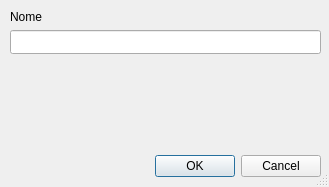
Old version of the form dialogs/point.ui in the repository cragapito/qtkamal.
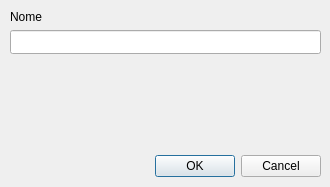
New version of the form. Icons and pictures are not drawn. Custom widgets are drawn as their Qt base class.

What changed in the file:
```diff
--- a/dialogs/point.ui
+++ b/dialogs/point.ui
@@ -6,7 +6,7 @@
    <rect>
     <x>0</x>
     <y>0</y>
-    <width>329</width>
+    <width>330</width>
     <height>187</height>
    </rect>
   </property>
@@ -16,6 +16,18 @@
     <verstretch>0</verstretch>
    </sizepolicy>
   </property>
+  <property name="minimumSize">
+   <size>
+    <width>330</width>
+    <height>187</height>
+   </size>
+  </property>
+  <property name="maximumSize">
+   <size>
+    <width>330</width>
+    <height>187</height>
+   </size>
+  </property>
   <property name="windowTitle">
    <string>Ponto</string>
   </property>
@@ -23,9 +35,6 @@
    <iconset resource="../res.qrc">
     <normaloff>:/icon/res/Earth-Scan-icon.png</normaloff>:/icon/res/Earth-Scan-icon.png</iconset>
   </property>
-  <property name="sizeGripEnabled">
-   <bool>true</bool>
-  </property>
   <widget class="QDialogButtonBox" name="buttonBox">
    <property name="geometry">
     <rect>
```
